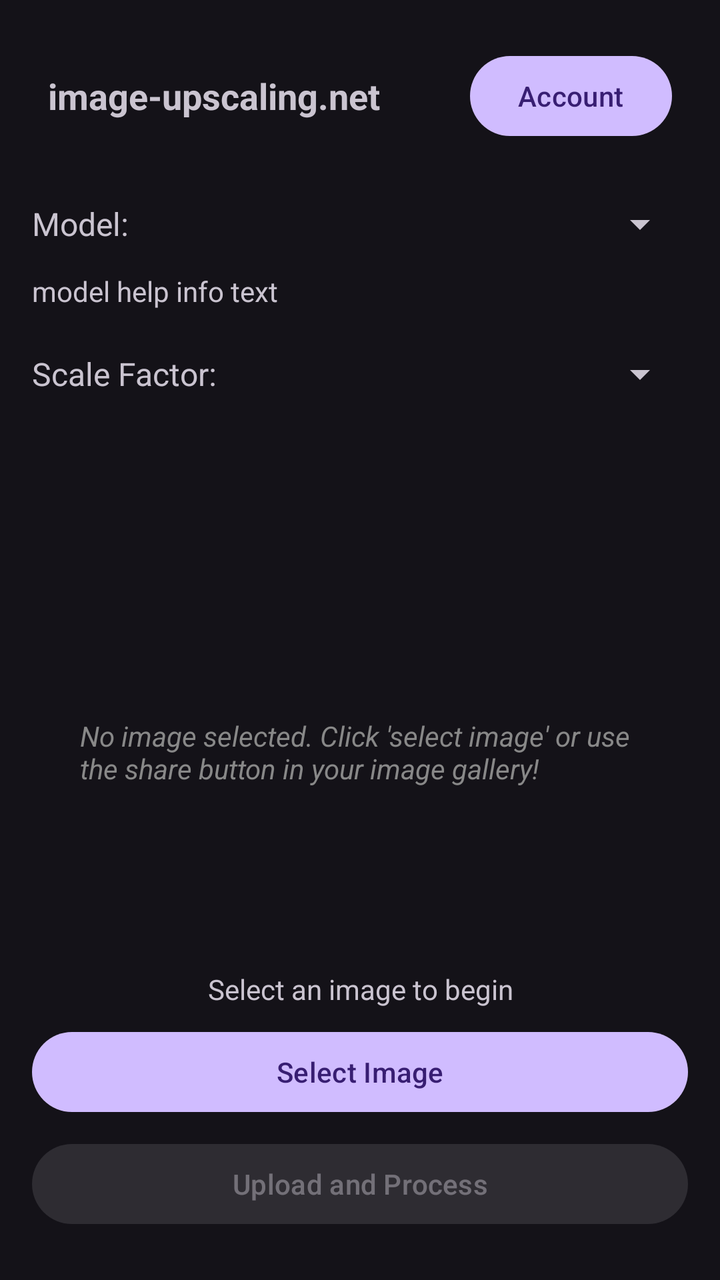
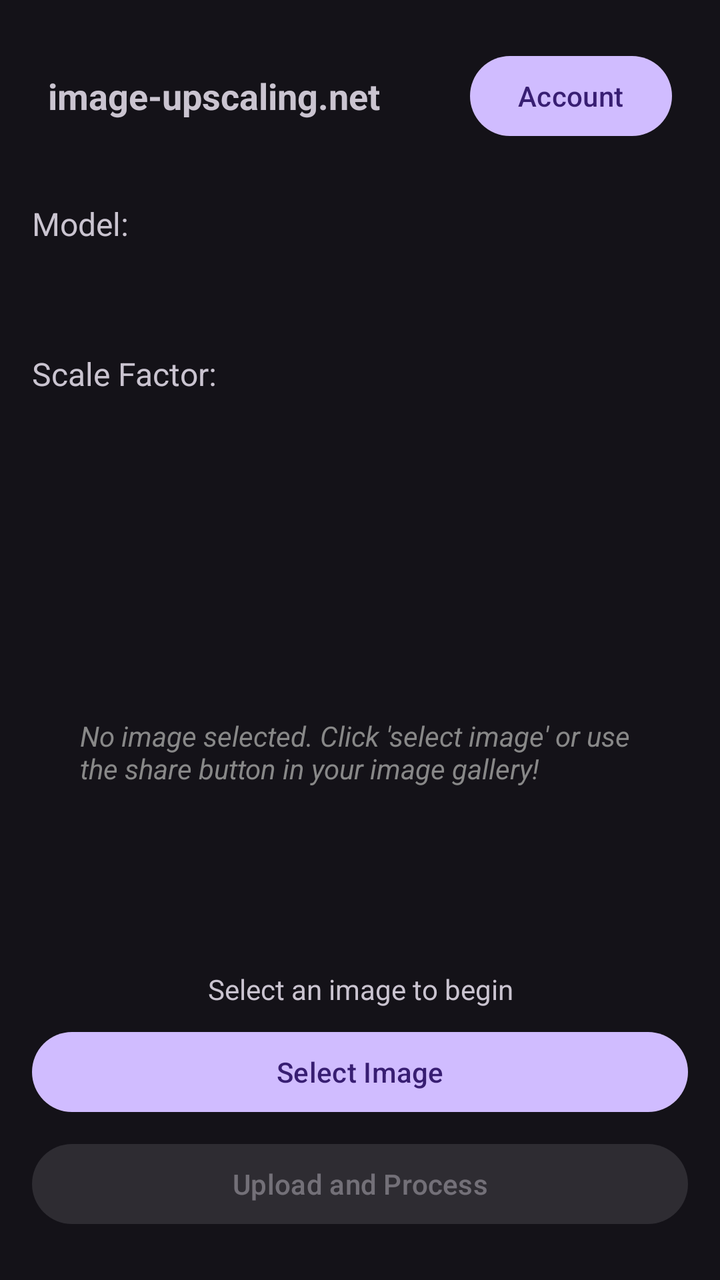

Two renders of the same Android screen: before a commit and after it. Below are the layout's source before the change and the commit's diff.
<!-- AndroidManifest.xml: application theme Theme.ImageUpscalerV2 -->
<!-- res/layout/activity_main.xml -->
<?xml version="1.0" encoding="utf-8"?>
<LinearLayout xmlns:android="http://schemas.android.com/apk/res/android"
    android:layout_width="match_parent"
    android:layout_height="match_parent"
    android:orientation="vertical"
    android:padding="16dp">

    
    <LinearLayout
        android:layout_width="match_parent"
        android:layout_height="wrap_content"
        android:gravity="center_vertical"
        android:orientation="horizontal"
        android:layout_marginBottom="8dp"
        android:padding="8dp">

        <TextView
            android:id="@+id/headline"
            android:layout_width="wrap_content"
            android:layout_height="wrap_content"
            android:text="image-upscaling.net"
            android:textSize="18sp"
            android:textStyle="bold" />

        <View
            android:layout_width="0dp"
            android:layout_height="0dp"
            android:layout_weight="1" />

        <Button
            android:id="@+id/btnAccount"
            android:layout_width="wrap_content"
            android:layout_height="wrap_content"
            android:text="Account" />
    </LinearLayout>

    
    <LinearLayout
        android:layout_width="match_parent"
        android:layout_height="wrap_content"
        android:orientation="horizontal">

        <TextView
            android:layout_width="wrap_content"
            android:layout_height="wrap_content"
            android:layout_gravity="center_vertical"
            android:gravity="center_vertical"
            android:text="Model: "
            android:textSize="16sp" />

        <Spinner
            android:id="@+id/spinnerModel"
            android:layout_width="match_parent"
            android:layout_height="48dp"
            android:layout_weight="1" />
    </LinearLayout>

    <TextView
        android:id="@+id/tvModelInfo"
        android:layout_width="match_parent"
        android:layout_height="wrap_content"
        android:layout_marginBottom="8dp"
        android:text="model help info text"
        android:textAlignment="viewStart" />

    

    <LinearLayout
        android:layout_width="match_parent"
        android:layout_height="wrap_content"
        android:layout_marginBottom="8dp"
        android:orientation="horizontal">

        <TextView
            android:layout_width="wrap_content"
            android:layout_height="wrap_content"
            android:layout_gravity="center_vertical"
            android:gravity="center_vertical"
            android:text="Scale Factor: "
            android:textSize="16sp" />

        <Spinner
            android:id="@+id/spinnerScale"
            android:layout_width="0dp"
            android:layout_height="48dp"
            android:layout_weight="1" />
    </LinearLayout>

    

        <CheckBox
            android:id="@+id/checkBoxFaceEnhance"
            android:layout_width="match_parent"
            android:layout_height="wrap_content"
            android:layout_marginBottom="16dp"
            android:text="Enable Face Enhancement"
            android:visibility="invisible" />


    

    

    <FrameLayout
        android:layout_width="match_parent"
        android:layout_height="0dp"
        android:layout_marginTop="16dp"
        android:layout_marginBottom="24dp"
        android:layout_weight="1">

        <ImageView
            android:id="@+id/imagePreview"
            android:layout_width="match_parent"
            android:layout_height="match_parent"
            android:background="#3E3E3E"
            android:contentDescription="Image Preview"
            android:scaleType="fitCenter"
            android:visibility="gone" />

        <TextView
            android:id="@+id/tvNoImage"
            android:layout_width="wrap_content"
            android:layout_height="wrap_content"
            android:layout_gravity="center"
            android:padding="24dp"
            android:text="No image selected. Click 'select image' or use the share button in your image gallery!"
            android:textColor="#888888"
            android:textStyle="italic" />
    </FrameLayout>

    

    <TextView
        android:id="@+id/tvStatus"
        android:layout_width="match_parent"
        android:layout_height="wrap_content"
        android:layout_marginTop="8dp"
        android:layout_marginBottom="8dp"
        android:text="Select an image to begin"
        android:textAlignment="center" />

    <Button
        android:id="@+id/btnSelectImage"
        android:layout_width="match_parent"
        android:layout_height="wrap_content"
        android:layout_marginBottom="8dp"
        android:text="Select Image" />

    <Button
        android:id="@+id/btnUpload"
        android:layout_width="match_parent"
        android:layout_height="wrap_content"
        android:layout_marginBottom="8dp"
        android:enabled="false"
        android:text="Upload and Process" />

    

    <ProgressBar
        android:id="@+id/progressBar"
        style="?android:attr/progressBarStyleHorizontal"
        android:layout_width="match_parent"
        android:layout_height="wrap_content"
        android:indeterminate="true"
        android:visibility="gone" />

</LinearLayout>
<!-- resources referenced by this layout -->
<resources>
  <style name="Theme.ImageUpscalerV2" parent="Base.Theme.ImageUpscalerV2" />
  <style name="Base.Theme.ImageUpscalerV2" parent="Theme.Material3.Dark.NoActionBar">
          
          
      </style>
</resources>

<!-- the commit's change to res/layout/activity_main.xml (unified diff, before → after) -->
@@ -52,6 +52,7 @@
             android:id="@+id/spinnerModel"
             android:layout_width="match_parent"
             android:layout_height="48dp"
+            android:visibility="invisible"
             android:layout_weight="1" />
     </LinearLayout>
 
@@ -60,7 +61,7 @@
         android:layout_width="match_parent"
         android:layout_height="wrap_content"
         android:layout_marginBottom="8dp"
-        android:text="model help info text"
+        android:text=""
         android:textAlignment="viewStart" />
 
     
@@ -83,6 +84,7 @@
             android:id="@+id/spinnerScale"
             android:layout_width="0dp"
             android:layout_height="48dp"
+            android:visibility="invisible"
             android:layout_weight="1" />
     </LinearLayout>
 
